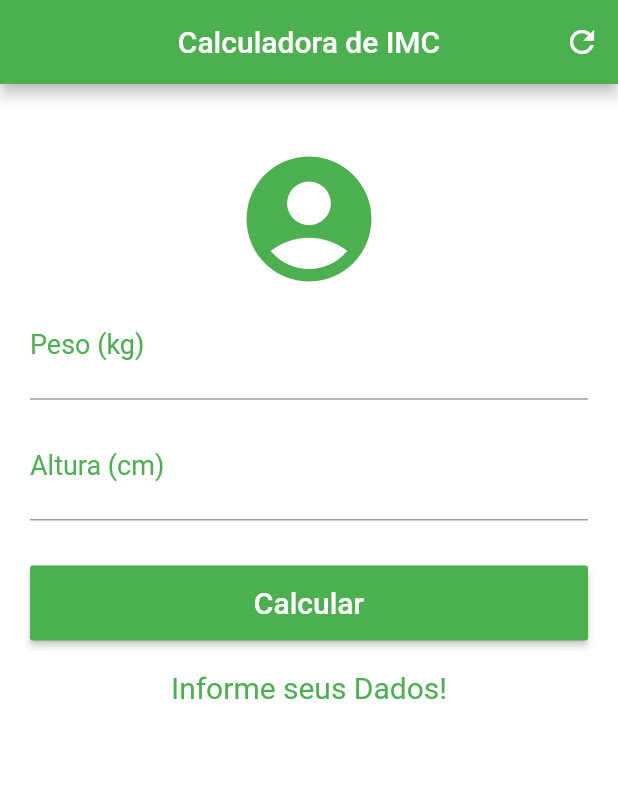
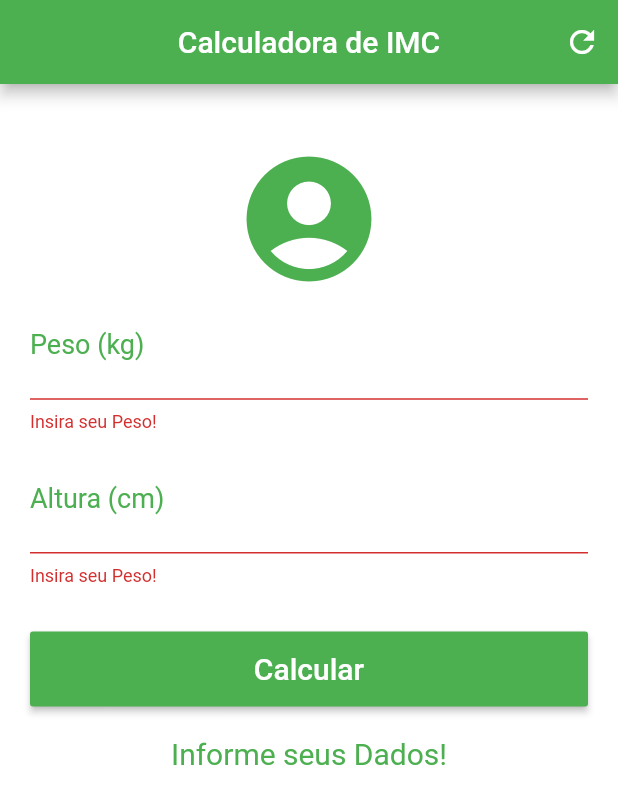
Before and after one commit to ViniciusPii/imc-app-flutter, a Flutter app: the screen it shows after launch, after a tap on "Calcular", on a phone screen of 412 x 824 dp. Shown: the top 804 px of the screen. Run offline on Flutter 3.47's test engine with Material 2 defaults, Android fonts, the phone set to English and light mode, and no system bars.

```diff
--- a/lib/main.dart
+++ b/lib/main.dart
@@ -1,5 +1,4 @@
 import 'package:flutter/material.dart';
-
 
 void main() {
   runApp(MaterialApp(
@@ -19,11 +18,14 @@ class _HomeState extends State<Home> {
   TextEditingController heightController = TextEditingController();
   String _result = "Informe seus Dados!";
 
+  GlobalKey<FormState> _formKey = GlobalKey<FormState>();
+
   void _resetFields() {
     setState(() {
       weightController.text = "";
       heightController.text = "";
       _result = "Informe seus Dados!";
+      _formKey = GlobalKey<FormState>();
     });
   }
 
@@ -70,9 +72,9 @@ class _HomeState extends State<Home> {
       backgroundColor: Colors.white,
       body: SingleChildScrollView(
         padding: EdgeInsets.symmetric(horizontal: 20),
+        child: Form(
+          key: _formKey,
           child: Column(
-          mainAxisAlignment: MainAxisAlignment.center,
-          crossAxisAlignment: CrossAxisAlignment.stretch,
             children: <Widget>[
               Padding(
                 padding: EdgeInsets.only(top: 40),
@@ -82,7 +84,7 @@ class _HomeState extends State<Home> {
                   size: 100,
                 ),
               ),
-            TextField(
+              TextFormField(
                 decoration: InputDecoration(
                     labelText: "Peso (kg)",
                     labelStyle: TextStyle(
@@ -94,10 +96,17 @@ class _HomeState extends State<Home> {
                   fontSize: 25,
                 ),
                 controller: weightController,
+                validator: (value) {
+                  if (value.isEmpty) {
+                    return "Insira seu Peso!";
+                  } else {
+                    return null;
+                  }
+                },
               ),
               Padding(
                 padding: EdgeInsets.only(top: 10),
-              child: TextField(
+                child: TextFormField(
                   decoration: InputDecoration(
                       labelText: "Altura (cm)",
                       labelStyle: TextStyle(
@@ -109,14 +118,26 @@ class _HomeState extends State<Home> {
                     fontSize: 25,
                   ),
                   controller: heightController,
+                  validator: (value) {
+                    if (value.isEmpty) {
+                      return "Insira seu Peso!";
+                    } else {
+                      return null;
+                    }
+                  },
                 ),
               ),
               Padding(
                 padding: EdgeInsets.only(top: 30),
                 child: Container(
+                  width: double.infinity,
                   height: 50,
                   child: RaisedButton(
-                  onPressed: _calculate,
+                    onPressed: () {
+                      if (_formKey.currentState.validate()) {
+                        _calculate();
+                      }
+                    },
                     color: Colors.green,
                     child: Text(
                       "Calcular",
@@ -142,6 +163,7 @@ class _HomeState extends State<Home> {
             ],
           ),
         ),
+      ),
     );
   }
 }
```
Lines whose indentation alone changed are shown as unchanged.
